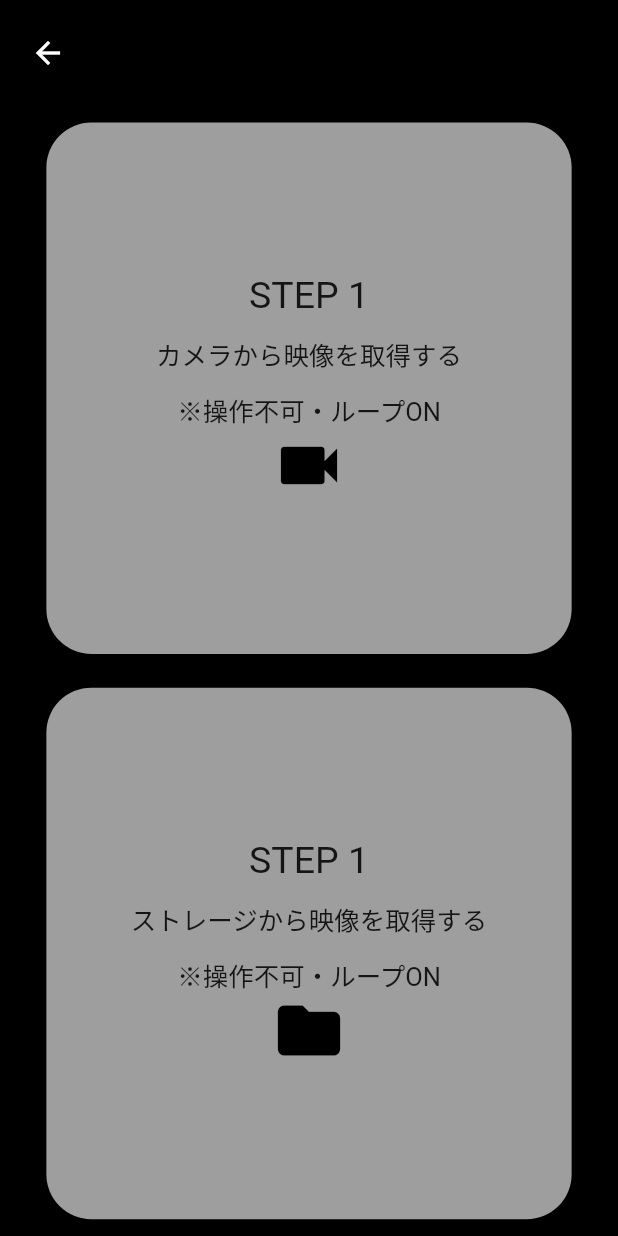
After one commit to KokiWakatsuki/sporty, a Flutter app: the screen it shows after launch, after a tap on "動画比較 Type-C", on a phone screen of 412 x 824 dp. The commit adds this screen. Run offline on Flutter 3.47's test engine with Material 2 defaults, Android fonts, the phone set to English and light mode, and no system bars; our stand-ins replace camera, chewie, flutter_cache_manager, gallery_saver, image_gallery_saver, image_picker and 2 more.

Commit message:
透過機能がまさかの完成 自宅PC

```diff
--- a/lib/main.dart
+++ b/lib/main.dart
@@ -1,4 +1,4 @@
-// ignore_for_file: unused_import, non_constant_identifier_names
+// ignore_for_file: unused_import, non_constant_identifier_names, duplicate_import
 
 import 'package:camera/camera.dart';
 import 'package:flutter/material.dart';
@@ -12,6 +12,8 @@ import 'package:sporty/view/take_picture.dart';
 import 'package:sporty/view/slow.dart';
 import 'package:sporty/view/p2p.dart';
 import 'package:sporty/view/comparison.dart';
+import 'package:sporty/view/comparison2.dart';
+import 'package:sporty/view/comparison3.dart';
 import 'package:sporty/view/delay_menu.dart';
 import 'view_model/video_recorder_screen.dart';
 
@@ -60,6 +62,7 @@ class App extends StatelessWidget {
         '/p2p': (context) => const P2P(),
         '/comparison': (context) => Comparison(camera: camera),
         '/comparison2': (context) => Comparison2(camera: camera),
+        '/comparison3': (context) => Comparison3(camera: camera),
       },
     );
   }
--- /dev/null
+++ b/lib/view/comparison3.dart
@@ -0,0 +1,313 @@
+// ignore_for_file: unused_import, avoid_unnecessary_containers, sized_box_for_whitespace, unused_field, prefer_const_constructors, no_leading_underscores_for_local_identifiers, constant_identifier_names, sort_child_properties_last, deprecated_member_use, duplicate_ignore, avoid_print, prefer_final_fields
+
+import 'dart:io';
+import 'package:camera/camera.dart';
+import 'package:flutter/material.dart';
+import 'package:image_picker/image_picker.dart';
+import 'package:video_player/video_player.dart';
+import 'package:chewie/chewie.dart';
+
+
+class Comparison3 extends StatefulWidget {
+  const Comparison3({
+    Key? key,
+    required this.camera,
+  }) : super(key: key);
+
+  final CameraDescription camera;
+
+  @override
+  State<Comparison3> createState() => _Comparison3State();
+}
+
+class _Comparison3State extends State<Comparison3> {
+  final List<VideoPlayerController> _controller = [];
+  final List<ChewieController> _chewieController = [];
+  late PickedFile pickedFile_1;
+  late PickedFile pickedFile_2;
+  final imagePicker = ImagePicker();
+  bool _isVideoSet_1 = false;
+  bool _isVideoSet_2 = false;
+  bool _isTypeSetPage = false;
+  bool _isTypeSet = false;
+  static const double main_text_size = 25;
+  static const double sub_text_size = 17;
+  static const double space_text_size = 10;
+
+  @override
+  void initState() {
+    super.initState();
+  }
+
+  Future getVideoFromCamera_1() async {
+    // ignore: deprecated_member_use
+    pickedFile_1 = (await imagePicker.getVideo(source: ImageSource.camera))!;
+    setState(() {
+      _isVideoSet_1 = true;
+    });
+  }
+
+  Future getVideoFromCamera_2() async {
+    // ignore: deprecated_member_use
+    pickedFile_2 = (await imagePicker.getVideo(source: ImageSource.camera))!;
+    _isVideoSet_2 = true;
+    setVideo();
+  }
+
+  Future getVideoFromGarally_1() async {
+    pickedFile_1 =
+        // ignore: deprecated_member_use
+        (await imagePicker.getVideo(source: ImageSource.gallery))!;
+    setState(() {
+      _isVideoSet_1 = true;
+    });
+  }
+
+  Future getVideoFromGarally_2() async {
+    pickedFile_2 =
+        // ignore: deprecated_member_use
+        (await imagePicker.getVideo(source: ImageSource.gallery))!;
+    _isVideoSet_2 = true;
+    setVideo();
+  }
+
+  Future setType_1() async {
+    _isTypeSetPage = true;
+    _isTypeSet = false;
+    setVideo();
+  }
+
+  Future setType_2() async {
+    _isTypeSetPage = true;
+    _isTypeSet = true;
+    setVideo();
+  }
+
+  Future setVideo() async {
+    _controller.add(VideoPlayerController.file(
+      File(pickedFile_1.path),
+        videoPlayerOptions: VideoPlayerOptions(
+          mixWithOthers: true,
+        ),
+      )
+    );
+    _controller.add(VideoPlayerController.file(
+      File(pickedFile_2.path),
+        videoPlayerOptions: VideoPlayerOptions(
+          mixWithOthers: true,
+        ),
+      )
+    );
+    await _controller[0].initialize();
+    await _controller[1].initialize();
+    _chewieController.add(ChewieController(
+      videoPlayerController: _controller[0],
+      autoPlay: true,
+      showControlsOnInitialize: false,
+      allowFullScreen: false,
+      looping: true,
+    ));
+    _chewieController.add(ChewieController(
+      videoPlayerController: _controller[1],
+      autoPlay: true,
+      showControlsOnInitialize: false,
+      allowFullScreen: false,
+    ));
+    setState(() {
+    });
+  }
+
+  @override
+  Widget build(BuildContext context) {
+    var _screenSize = MediaQuery.of(context).size;
+    return Scaffold(
+      backgroundColor: Colors.black,
+        body: Center(
+          // ignore: unnecessary_null_comparison3
+          child: _isVideoSet_1 == false
+            ? Column(mainAxisAlignment: MainAxisAlignment.spaceAround, children: [
+              Align(
+                  child: ElevatedButton(
+                      style: ElevatedButton.styleFrom(
+                        primary: Colors.black,
+                      ),
+                      onPressed: () {
+                        setState(() {
+                          Navigator.of(context).pop();
+                        });
+                      },
+                      child:
+                          const Icon(color: Colors.white, Icons.arrow_back),
+                  ),
+                  alignment: Alignment.topLeft,
+                ),
+              InkWell(
+                onTap: () {
+                  getVideoFromCamera_1();
+                },
+                child: Container(
+                    padding: const EdgeInsets.all(20),
+                    width: _screenSize.width * 0.85,
+                    height: _screenSize.height * 0.43,
+                    decoration: BoxDecoration(
+                      borderRadius: BorderRadius.circular(30),
+                      color: Colors.grey,
+                    ),
+                    child: Center(
+                      child: Column(mainAxisAlignment: MainAxisAlignment.center,
+                        children: const [
+                          Text('STEP 1', style: TextStyle(fontSize: main_text_size,),),
+                          Text(' ', style: TextStyle(fontSize: space_text_size,),),
+                          Text('カメラから映像を取得する', style: TextStyle(fontSize: sub_text_size,),),
+                          Text(' ', style: TextStyle(fontSize: space_text_size,),),
+                          Text('※操作不可・ループON', style: TextStyle(fontSize: sub_text_size,),),
+                          Icon(
+                            size: 50, color: Colors.black, Icons.videocam
+                          ),
+                        ],
+                      )
+                    ),
+                  ),
+              ),
+              InkWell(
+                onTap: () {
+                  getVideoFromGarally_1();
+                },
+                child: Container(
+                    padding: const EdgeInsets.all(20),
+                    width: _screenSize.width * 0.85,
+                    height: _screenSize.height * 0.43,
+                    decoration: BoxDecoration(
+                      borderRadius: BorderRadius.circular(30),
+                      color: Colors.grey,
+                    ),
+                    child: Center(
+                      child: Column(mainAxisAlignment: MainAxisAlignment.center,
+                        children: const [
+                          Text('STEP 1', style: TextStyle(fontSize: main_text_size,),),
+                          Text(' ', style: TextStyle(fontSize: space_text_size,),),
+                          Text('ストレージから映像を取得する', style: TextStyle(fontSize: sub_text_size,),),
+                          Text(' ', style: TextStyle(fontSize: space_text_size,),),
+                          Text('※操作不可・ループON', style: TextStyle(fontSize: sub_text_size,),),
+                          Icon(
+                            size: 50, color: Colors.black, Icons.folder
+                          ),
+                        ],
+                      )
+                    )
+                  ),
+              ),
+              ]
+            )
+            : _isVideoSet_2 == false
+              ? Column(mainAxisAlignment: MainAxisAlignment.spaceAround, children: [
+                Align(
+                      child: ElevatedButton(
+                          style: ElevatedButton.styleFrom(
+                            primary: Colors.black,
+                          ),
+                          onPressed: () {
+                            setState(() {
+                              _isVideoSet_1 = false;
+                            });
+                          },
+                          child:
+                              const Icon(color: Colors.white, Icons.arrow_back),
+                      ),
+                      alignment: Alignment.topLeft,
+                    ),
+                InkWell(
+                  onTap: () {
+                    getVideoFromCamera_2();
+                  },
+                  child: Container(
+                        padding: const EdgeInsets.all(20),
+                        width: _screenSize.width * 0.85,
+                        height: _screenSize.height * 0.43,
+                        decoration: BoxDecoration(
+                          borderRadius: BorderRadius.circular(30),
+                          color: Colors.grey,
+                        ),
+                        child: Center(
+                          child: Column(mainAxisAlignment: MainAxisAlignment.center,
+                            children: const [
+                              Text('STEP 2', style: TextStyle(fontSize: main_text_size,),),
+                              Text(' ', style: TextStyle(fontSize: space_text_size,),),
+                              Text('カメラから映像を取得する', style: TextStyle(fontSize: sub_text_size,),),
+                              Text(' ', style: TextStyle(fontSize: space_text_size,),),
+                              Text('※操作可・ループOFF', style: TextStyle(fontSize: sub_text_size,),),
+                              Icon(
+                                size: 50, color: Colors.black, Icons.videocam
+                              ),
+                            ],
+                          )
+                        ),
+                      ),
+                ),
+                InkWell(
+                  onTap: () {
+                    getVideoFromGarally_2();
+                  },
+                  child: Container(
+                        padding: const EdgeInsets.all(20),
+                        width: _screenSize.width * 0.85,
+                        height: _screenSize.height * 0.43,
+                        decoration: BoxDecoration(
+                          borderRadius: BorderRadius.circular(30),
+                          color: Colors.grey,
+                        ),
+                        child: Center(
+                          child: Column(mainAxisAlignment: MainAxisAlignment.center,
+                            children: const [
+                              Text('STEP 2', style: TextStyle(fontSize: main_text_size,),),
+                              Text(' ', style: TextStyle(fontSize: space_text_size,),),
+                              Text('ストレージから映像を取得する', style: TextStyle(fontSize: sub_text_size,),),
+                              Text(' ', style: TextStyle(fontSize: space_text_size,),),
+                              Text('※操作可・ループOFF', style: TextStyle(fontSize: sub_text_size,),),
+                              Icon(
+                                size: 50, color: Colors.black, Icons.folder
+                              ),
+                            ],
+                          )
+                        )
+                      ),
+                ),
+                ]
+              ) : Stack(children: [
+                    Container(
+                      width:MediaQuery.of(context).size.width,
+                      child: Chewie(controller: _chewieController[0]),
+                    ),
+                    Container(
+                      width:MediaQuery.of(context).size.width,
+                      child: Opacity(
+                          opacity: 0.5,
+                          child: Chewie(controller: _chewieController[1]),
+                        ),
+                    ),
+                  Align(
+                    child: ElevatedButton(
+                        style: ElevatedButton.styleFrom(
+                          primary: Colors.black,
+                        ),
+                        onPressed: () {
+                          setState(() {
+                            _controller[0].dispose();
+                            _controller[1].dispose();
+                            _chewieController[0].dispose();
+                            _chewieController[1].dispose();
+                            _controller.clear();
+                            _chewieController.clear();
+                            _isVideoSet_2 = false;
+                          });
+                        },
+                        child:
+                            const Icon(color: Colors.white, Icons.arrow_back),
+                    ),
+                    alignment: Alignment.topLeft,
+                  ),
+              ],)
+        ),
+    );
+  }
+}
--- a/lib/view/menu.dart
+++ b/lib/view/menu.dart
@@ -34,6 +34,10 @@ class Menu extends StatelessWidget {
 
   goComparison2(BuildContext context) {
     Navigator.pushNamed(context, '/comparison2');
+  }
+
+  goComparison3(BuildContext context) {
+    Navigator.pushNamed(context, '/comparison3');
   }
 
   @override
@@ -138,7 +142,7 @@ class Menu extends StatelessWidget {
         ),
       ),
       child: const Text(
-        '動画比較 Type1',
+        '動画比較 Type-A',
         style: TextStyle(
           fontSize: 20,
         ),
@@ -155,7 +159,24 @@ class Menu extends StatelessWidget {
         ),
       ),
       child: const Text(
-        '動画比較 Type2',
+        '動画比較 Type-B',
+        style: TextStyle(
+          fontSize: 20,
+        ),
+      ),
+    );
+
+    final goComparison3Button = ElevatedButton(
+      onPressed: () => goComparison3(context),
+      style: ElevatedButton.styleFrom(
+        backgroundColor: Colors.green,
+        fixedSize: Size(
+          MediaQuery.of(context).size.width * _width,
+          MediaQuery.of(context).size.height * _height,
+        ),
+      ),
+      child: const Text(
+        '動画比較 Type-C',
         style: TextStyle(
           fontSize: 20,
         ),
@@ -178,6 +199,7 @@ class Menu extends StatelessWidget {
             goP2PButton,
             goComparisonButton,
             goComparison2Button,
+            goComparison3Button,
           ],
         ),
       )),
```
